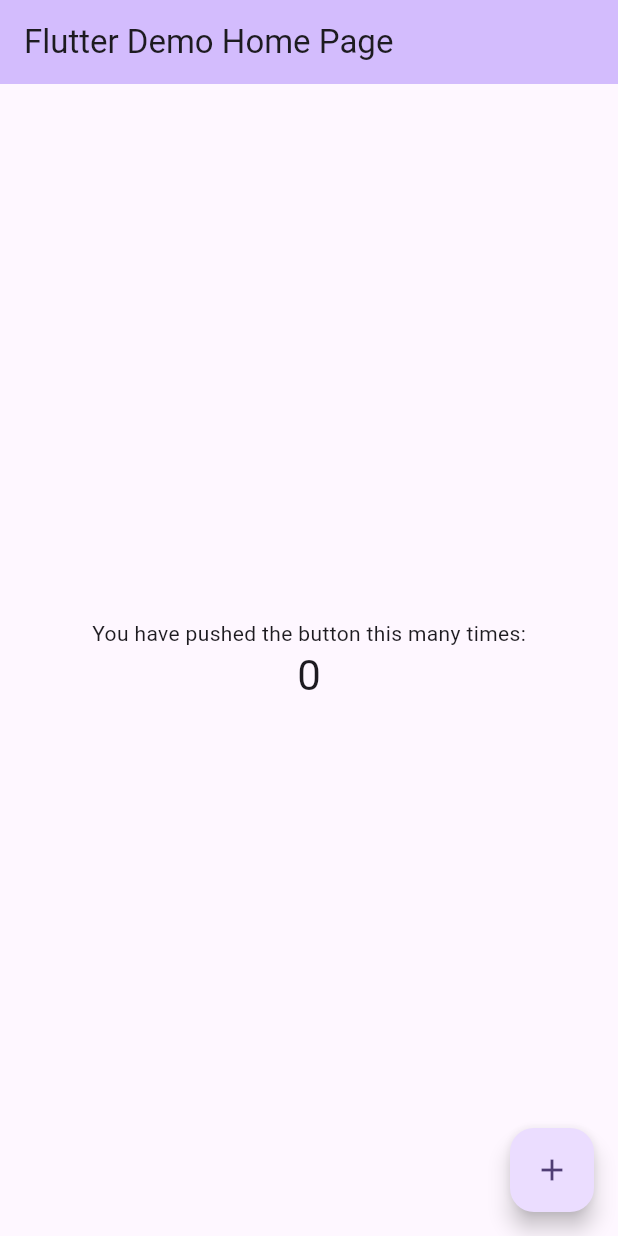
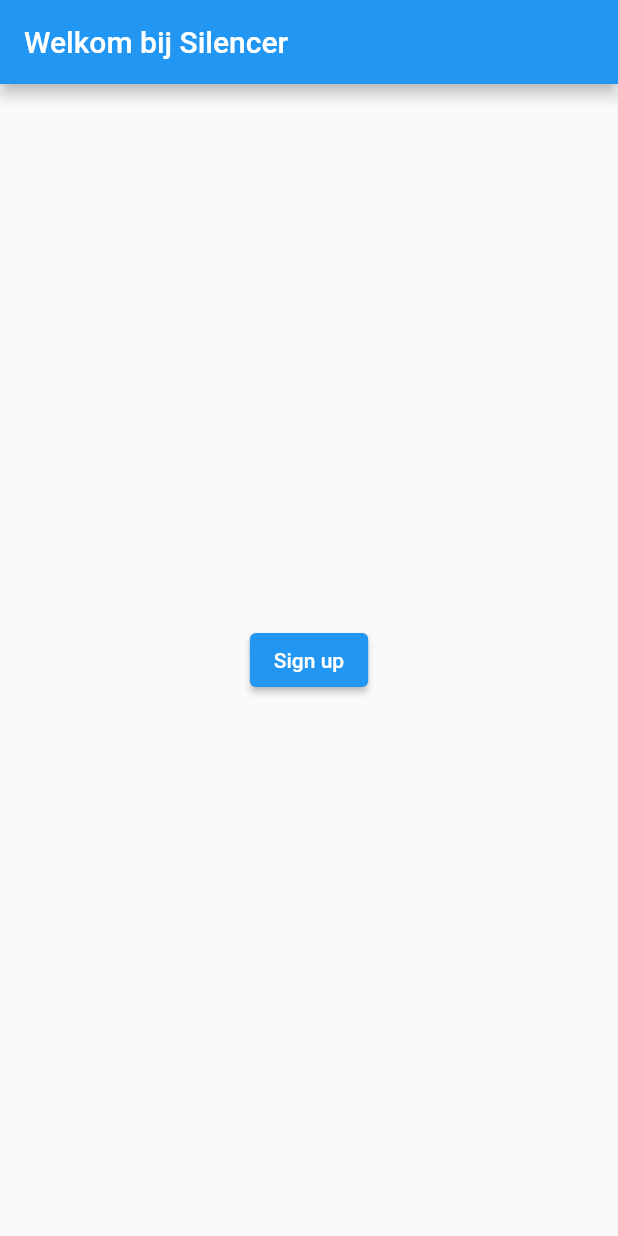
Before and after one commit to oempaloempas/silencer, a Flutter app: the screen it shows after launch, on a phone screen of 412 x 824 dp. Run offline on Flutter 3.47's test engine with Material 2 defaults, Android fonts, the phone set to English and light mode, and no system bars; our stand-ins replace firebase_auth, firebase_core, go_router; missing offline and left inert: dart:ffi; accounts and stored records are empty.

Commit message:
worked on login system

```diff
--- a/lib/main.dart
+++ b/lib/main.dart
@@ -1,13 +1,12 @@
 import 'package:flutter/material.dart';
 import 'package:firebase_core/firebase_core.dart';
+import 'package:silencer/services/auth.dart';
+import 'package:silencer/services/navigation.dart';
 import 'firebase_options.dart';
-
-var firebaseReady = false;
 
 // Just testing if this works...
 
 void main() {
-  initFirebase();
   runApp(const MyApp());
 }
 
@@ -15,7 +14,7 @@ void initFirebase() async {
   await Firebase.initializeApp(
     options: DefaultFirebaseOptions.currentPlatform,
   );
-  firebaseReady = true;
+  Auth().init();
 }
 
 class MyApp extends StatelessWidget {
@@ -24,116 +23,9 @@ class MyApp extends StatelessWidget {
   // This widget is the root of your application.
   @override
   Widget build(BuildContext context) {
-    return MaterialApp(
-      title: 'Flutter Demo',
-      theme: ThemeData(
-        // This is the theme of your application.
-        //
-        // TRY THIS: Try running your application with "flutter run". You'll see
-        // the application has a blue toolbar. Then, without quitting the app,
-        // try changing the seedColor in the colorScheme below to Colors.green
-        // and then invoke "hot reload" (save your changes or press the "hot
-        // reload" button in a Flutter-supported IDE, or press "r" if you used
-        // the command line to start the app).
-        //
-        // Notice that the counter didn't reset back to zero; the application
-        // state is not lost during the reload. To reset the state, use hot
-        // restart instead.
-        //
-        // This works for code too, not just values: Most code changes can be
-        // tested with just a hot reload.
-        colorScheme: ColorScheme.fromSeed(seedColor: Colors.deepPurple),
-        useMaterial3: true,
-      ),
-      home: const MyHomePage(title: 'Flutter Demo Home Page'),
+    initFirebase();
+    return MaterialApp.router(
+      routerConfig: Navigation().getRoutingInfo(),
     );
   }
 }
-
-class MyHomePage extends StatefulWidget {
-  const MyHomePage({super.key, required this.title});
-
-  // This widget is the home page of your application. It is stateful, meaning
-  // that it has a State object (defined below) that contains fields that affect
-  // how it looks.
-
-  // This class is the configuration for the state. It holds the values (in this
-  // case the title) provided by the parent (in this case the App widget) and
-  // used by the build method of the State. Fields in a Widget subclass are
-  // always marked "final".
-
-  final String title;
-
-  @override
-  State<MyHomePage> createState() => _MyHomePageState();
-}
-
-class _MyHomePageState extends State<MyHomePage> {
-  int _counter = 0;
-
-  void _incrementCounter() {
-    setState(() {
-      // This call to setState tells the Flutter framework that something has
-      // changed in this State, which causes it to rerun the build method below
-      // so that the display can reflect the updated values. If we changed
-      // _counter without calling setState(), then the build method would not be
-      // called again, and so nothing would appear to happen.
-      _counter++;
-    });
-  }
-
-  @override
-  Widget build(BuildContext context) {
-    // This method is rerun every time setState is called, for instance as done
-    // by the _incrementCounter method above.
-    //
-    // The Flutter framework has been optimized to make rerunning build methods
-    // fast, so that you can just rebuild anything that needs updating rather
-    // than having to individually change instances of widgets.
-    return Scaffold(
-      appBar: AppBar(
-        // TRY THIS: Try changing the color here to a specific color (to
-        // Colors.amber, perhaps?) and trigger a hot reload to see the AppBar
-        // change color while the other colors stay the same.
-        backgroundColor: Theme.of(context).colorScheme.inversePrimary,
-        // Here we take the value from the MyHomePage object that was created by
-        // the App.build method, and use it to set our appbar title.
-        title: Text(widget.title),
-      ),
-      body: Center(
-        // Center is a layout widget. It takes a single child and positions it
-        // in the middle of the parent.
-        child: Column(
-          // Column is also a layout widget. It takes a list of children and
-          // arranges them vertically. By default, it sizes itself to fit its
-          // children horizontally, and tries to be as tall as its parent.
-          //
-          // Column has various properties to control how it sizes itself and
-          // how it positions its children. Here we use mainAxisAlignment to
-          // center the children vertically; the main axis here is the vertical
-          // axis because Columns are vertical (the cross axis would be
-          // horizontal).
-          //
-          // TRY THIS: Invoke "debug painting" (choose the "Toggle Debug Paint"
-          // action in the IDE, or press "p" in the console), to see the
-          // wireframe for each widget.
-          mainAxisAlignment: MainAxisAlignment.center,
-          children: <Widget>[
-            const Text(
-              'You have pushed the button this many times:',
-            ),
-            Text(
-              '$_counter',
-              style: Theme.of(context).textTheme.headlineMedium,
-            ),
-          ],
-        ),
-      ),
-      floatingActionButton: FloatingActionButton(
-        onPressed: _incrementCounter,
-        tooltip: 'Increment',
-        child: const Icon(Icons.add),
-      ), // This trailing comma makes auto-formatting nicer for build methods.
-    );
-  }
-}
--- /dev/null
+++ b/lib/pages/universal/welcome.dart
@@ -0,0 +1,24 @@
+import 'package:flutter/material.dart';
+import 'package:go_router/go_router.dart';
+
+class Welcome extends StatelessWidget {
+  const Welcome({super.key});
+
+  @override
+  Widget build(BuildContext context) {
+    return Scaffold(
+        appBar: AppBar(
+          title: Text("Welkom bij Silencer"),
+        ),
+        body: SizedBox.expand(
+          child: Column(
+              mainAxisAlignment: MainAxisAlignment.center,
+              crossAxisAlignment: CrossAxisAlignment.center,
+              children: [
+                ElevatedButton(
+                    onPressed: () => context.go('/signup'),
+                    child: const Text("Sign up"))
+              ]),
+        ));
+  }
+}
--- /dev/null
+++ b/lib/services/navigation.dart
@@ -0,0 +1,45 @@
+import 'dart:io';
+
+import 'package:go_router/go_router.dart';
+import 'package:silencer/pages/universal/home.dart';
+import 'package:silencer/pages/universal/signup.dart';
+import 'package:silencer/pages/universal/welcome.dart';
+import 'package:silencer/services/auth.dart';
+
+class Navigation {
+  bool fakeIOS = true;
+
+  GoRouter getRoutingInfo() {
+    return GoRouter(routes: [
+      GoRoute(
+        path: '/',
+        redirect: (context, state) {
+          if (!Auth.signedIn) {
+            return '/welcome';
+          } else {
+            return null;
+          }
+        },
+        builder: (context, state) => const Home(),
+      ),
+      GoRoute(
+        path: '/welcome',
+        builder: (context, state) => const Welcome(),
+      ),
+      GoRoute(
+        path: '/signup',
+        builder: (context, state) => const SignUpEmail(),
+      )
+    ]);
+  }
+
+  // An function to return a specific page based on the platform
+  getPlatformSpecificPage(iOSpage, androidPage) {
+    if (Platform.isIOS || fakeIOS) {
+      return iOSpage;
+    } else {
+      // Web uses the android style as default
+      return androidPage;
+    }
+  }
+}
```
Also changed, not shown: lib/pages/universal/home.dart (added, +10 -0 lines), lib/pages/universal/signup.dart (added, +73 -0 lines), lib/services/auth.dart (+29 -6 lines).
